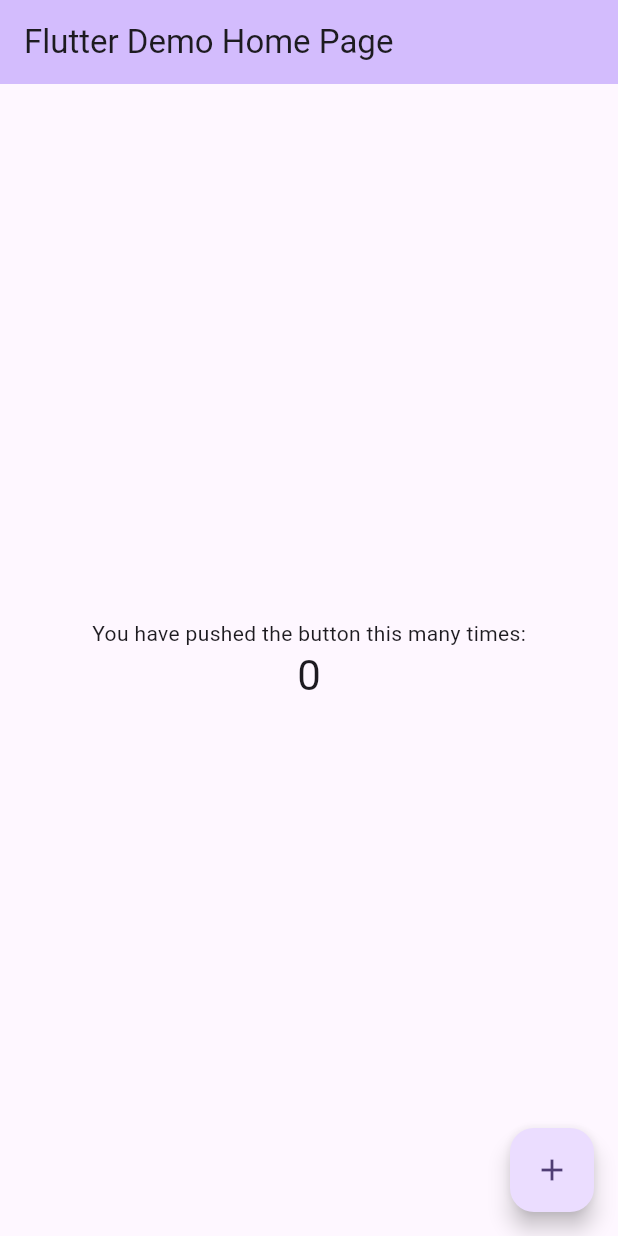
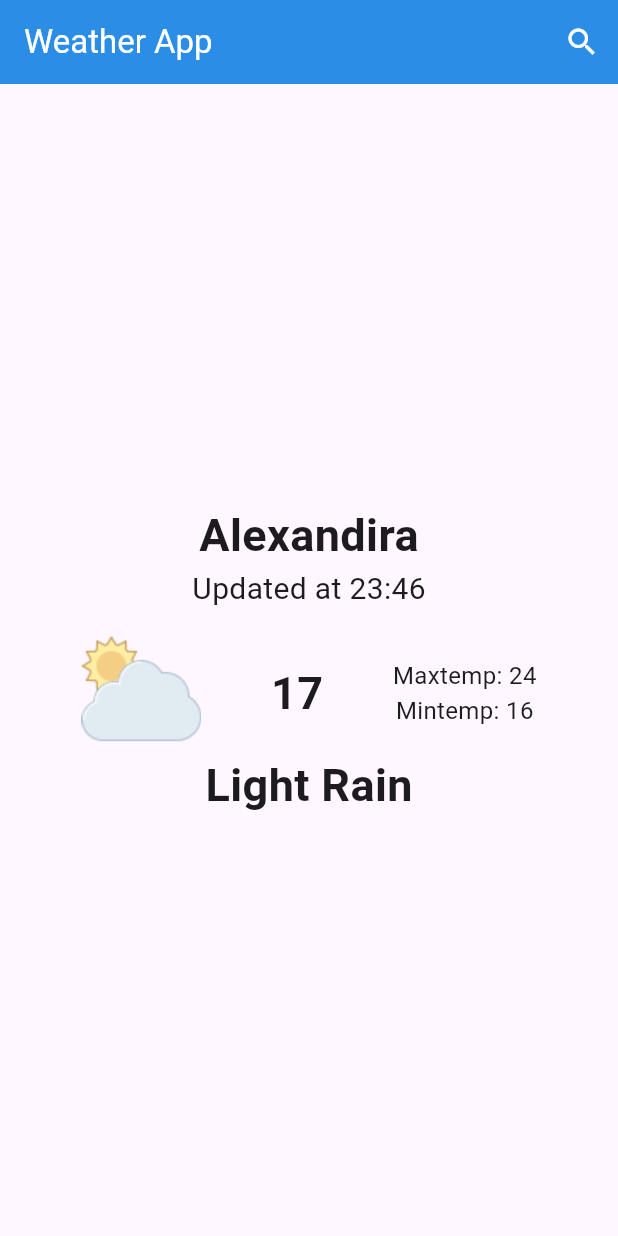
Before and after one commit to RihamGamalElaraby/WeatherApp-FlutterApp, a Flutter app: the screen it shows after launch, on a phone screen of 412 x 824 dp. Run offline on Flutter 3.47's test engine with Material 3 defaults, Android fonts, the phone set to English and light mode, and no system bars.

Commit message:
added ui

```diff
--- a/weatherapp/lib/main.dart
+++ b/weatherapp/lib/main.dart
@@ -1,4 +1,5 @@
 import 'package:flutter/material.dart';
+import 'package:weatherapp/views/home_view.dart';
 
 void main() {
   runApp(const MyApp());
@@ -13,113 +14,10 @@ class MyApp extends StatelessWidget {
     return MaterialApp(
       title: 'Flutter Demo',
       theme: ThemeData(
-        // This is the theme of your application.
-        //
-        // TRY THIS: Try running your application with "flutter run". You'll see
-        // the application has a purple toolbar. Then, without quitting the app,
-        // try changing the seedColor in the colorScheme below to Colors.green
-        // and then invoke "hot reload" (save your changes or press the "hot
-        // reload" button in a Flutter-supported IDE, or press "r" if you used
-        // the command line to start the app).
-        //
-        // Notice that the counter didn't reset back to zero; the application
-        // state is not lost during the reload. To reset the state, use hot
-        // restart instead.
-        //
-        // This works for code too, not just values: Most code changes can be
-        // tested with just a hot reload.
         colorScheme: ColorScheme.fromSeed(seedColor: Colors.deepPurple),
         useMaterial3: true,
       ),
-      home: const MyHomePage(title: 'Flutter Demo Home Page'),
+      home: HomeView(),
     );
   }
 }
-
-class MyHomePage extends StatefulWidget {
-  const MyHomePage({super.key, required this.title});
-
-  // This widget is the home page of your application. It is stateful, meaning
-  // that it has a State object (defined below) that contains fields that affect
-  // how it looks.
-
-  // This class is the configuration for the state. It holds the values (in this
-  // case the title) provided by the parent (in this case the App widget) and
-  // used by the build method of the State. Fields in a Widget subclass are
-  // always marked "final".
-
-  final String title;
-
-  @override
-  State<MyHomePage> createState() => _MyHomePageState();
-}
-
-class _MyHomePageState extends State<MyHomePage> {
-  int _counter = 0;
-
-  void _incrementCounter() {
-    setState(() {
-      // This call to setState tells the Flutter framework that something has
-      // changed in this State, which causes it to rerun the build method below
-      // so that the display can reflect the updated values. If we changed
-      // _counter without calling setState(), then the build method would not be
-      // called again, and so nothing would appear to happen.
-      _counter++;
-    });
-  }
-
-  @override
-  Widget build(BuildContext context) {
-    // This method is rerun every time setState is called, for instance as done
-    // by the _incrementCounter method above.
-    //
-    // The Flutter framework has been optimized to make rerunning build methods
-    // fast, so that you can just rebuild anything that needs updating rather
-    // than having to individually change instances of widgets.
-    return Scaffold(
-      appBar: AppBar(
-        // TRY THIS: Try changing the color here to a specific color (to
-        // Colors.amber, perhaps?) and trigger a hot reload to see the AppBar
-        // change color while the other colors stay the same.
-        backgroundColor: Theme.of(context).colorScheme.inversePrimary,
-        // Here we take the value from the MyHomePage object that was created by
-        // the App.build method, and use it to set our appbar title.
-        title: Text(widget.title),
-      ),
-      body: Center(
-        // Center is a layout widget. It takes a single child and positions it
-        // in the middle of the parent.
-        child: Column(
-          // Column is also a layout widget. It takes a list of children and
-          // arranges them vertically. By default, it sizes itself to fit its
-          // children horizontally, and tries to be as tall as its parent.
-          //
-          // Column has various properties to control how it sizes itself and
-          // how it positions its children. Here we use mainAxisAlignment to
-          // center the children vertically; the main axis here is the vertical
-          // axis because Columns are vertical (the cross axis would be
-          // horizontal).
-          //
-          // TRY THIS: Invoke "debug painting" (choose the "Toggle Debug Paint"
-          // action in the IDE, or press "p" in the console), to see the
-          // wireframe for each widget.
-          mainAxisAlignment: MainAxisAlignment.center,
-          children: <Widget>[
-            const Text(
-              'You have pushed the button this many times:',
-            ),
-            Text(
-              '$_counter',
-              style: Theme.of(context).textTheme.headlineMedium,
-            ),
-          ],
-        ),
-      ),
-      floatingActionButton: FloatingActionButton(
-        onPressed: _incrementCounter,
-        tooltip: 'Increment',
-        child: const Icon(Icons.add),
-      ), // This trailing comma makes auto-formatting nicer for build methods.
-    );
-  }
-}
--- /dev/null
+++ b/weatherapp/lib/views/home_view.dart
@@ -0,0 +1,39 @@
+import 'package:flutter/material.dart';
+import 'package:weatherapp/widgets/weatherBody.dart';
+
+import 'searchView.dart';
+
+class HomeView extends StatelessWidget {
+  const HomeView({super.key});
+
+  @override
+  Widget build(BuildContext context) {
+    return Scaffold(
+      appBar: AppBar(
+        elevation: 100,
+        backgroundColor: Colors.blue,
+        // centerTitle: true,
+        actions: [
+          IconButton(
+            onPressed: () {
+              Navigator.of(context).push(MaterialPageRoute(builder: (context) {
+                return SearchView();
+              }));
+            },
+            icon: Icon(
+              Icons.search,
+              color: Colors.white,
+            ),
+          )
+        ],
+        title: Text(
+          'Weather App',
+          style: TextStyle(
+            color: Colors.white,
+          ),
+        ),
+      ),
+      body: WheatherBody(),
+    );
+  }
+}
--- /dev/null
+++ b/weatherapp/lib/views/searchView.dart
@@ -0,0 +1,18 @@
+import 'package:flutter/material.dart';
+
+class SearchView extends StatelessWidget {
+  const SearchView({super.key});
+
+  @override
+  Widget build(BuildContext context) {
+    return Scaffold(
+      appBar: AppBar(
+        title: Text('Search a city', style: TextStyle(color: Colors.black)),
+        backgroundColor: Colors.yellow,
+      ),
+      body: Center(
+        child: Text('Search here'),
+      ),
+    );
+  }
+}
--- /dev/null
+++ b/weatherapp/lib/widgets/noWeatherBody.dart
@@ -0,0 +1,29 @@
+import 'package:flutter/material.dart';
+
+class NoWeatherBody extends StatelessWidget {
+  const NoWeatherBody({super.key});
+
+  @override
+  Widget build(BuildContext context) {
+    return Padding(
+      padding: EdgeInsets.all(10),
+      child: Column(
+        mainAxisAlignment: MainAxisAlignment.center,
+        children: [
+          Text(
+            'There is no weather START',
+            style: TextStyle(
+              fontSize: 30,
+            ),
+          ),
+          Text(
+            'Searching now ',
+            style: TextStyle(
+              fontSize: 30,
+            ),
+          )
+        ],
+      ),
+    );
+  }
+}
--- /dev/null
+++ b/weatherapp/lib/widgets/weatherBody.dart
@@ -0,0 +1,54 @@
+import 'package:flutter/material.dart';
+
+class WheatherBody extends StatelessWidget {
+  const WheatherBody({super.key});
+
+  @override
+  Widget build(BuildContext context) {
+    return Padding(
+      padding: const EdgeInsets.all(8.0),
+      child: Column(
+        mainAxisAlignment: MainAxisAlignment.center,
+        children: [
+          Text(
+            'Alexandira',
+            style: TextStyle(fontSize: 30, fontWeight: FontWeight.bold),
+          ),
+          Text(
+            'Updated at 23:46',
+            style: TextStyle(fontSize: 20),
+          ),
+          SizedBox(
+            height: 15,
+          ),
+          Row(
+            mainAxisAlignment: MainAxisAlignment.spaceEvenly,
+            children: [
+              Image.asset('assets/images/cloudy.png'),
+              Text(
+                '17',
+                style: TextStyle(fontSize: 30, fontWeight: FontWeight.bold),
+              ),
+              Column(
+                children: [
+                  Text(
+                    'Maxtemp: 24',
+                    style: TextStyle(fontSize: 16),
+                  ),
+                  Text(
+                    'Mintemp: 16',
+                    style: TextStyle(fontSize: 16),
+                  ),
+                ],
+              )
+            ],
+          ),
+          Text(
+            'Light Rain',
+            style: TextStyle(fontSize: 30, fontWeight: FontWeight.bold),
+          ),
+        ],
+      ),
+    );
+  }
+}
--- a/weatherapp/pubspec.yaml
+++ b/weatherapp/pubspec.yaml
@@ -59,8 +59,8 @@ flutter:
   uses-material-design: true
 
   # To add assets to your application, add an assets section, like this:
-  # assets:
-  #   - images/a_dot_burr.jpeg
+  assets:
+    - assets/images/
   #   - images/a_dot_ham.jpeg
 
   # An image asset can refer to one or more resolution-specific "variants", see
```
Also changed, not shown: weatherapp/assets/images/clear.png (added), weatherapp/assets/images/cloudy.png (added), weatherapp/assets/images/rainy.png (added), weatherapp/assets/images/snow.png (added), weatherapp/assets/images/thunderstorm.png (added).
